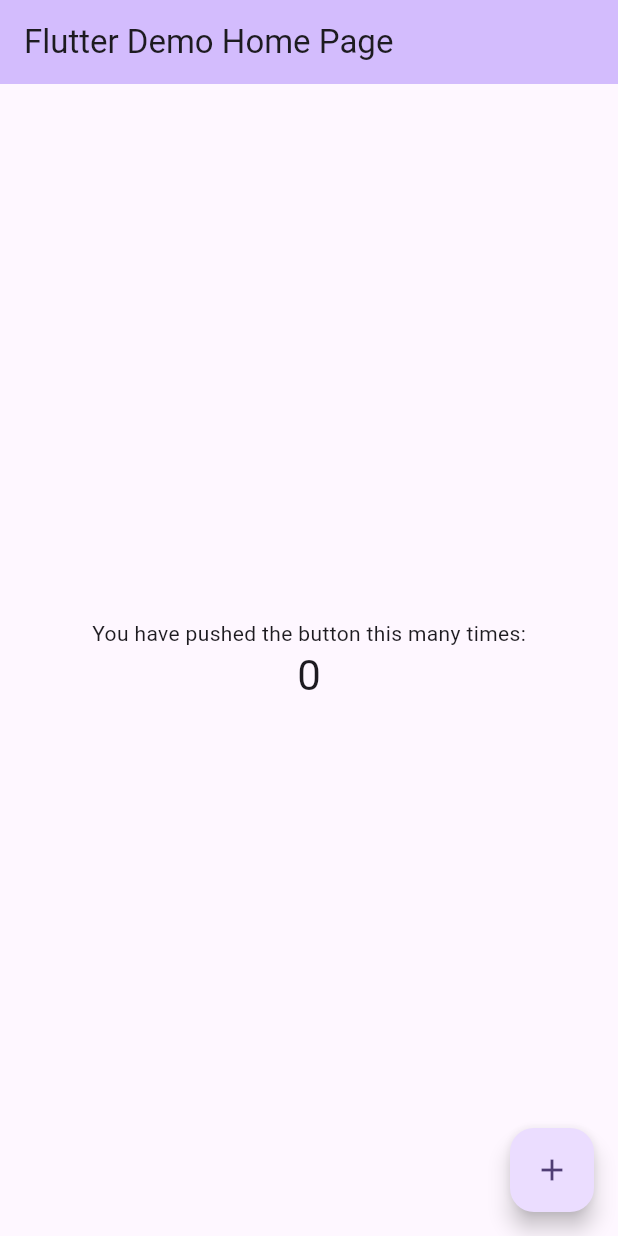
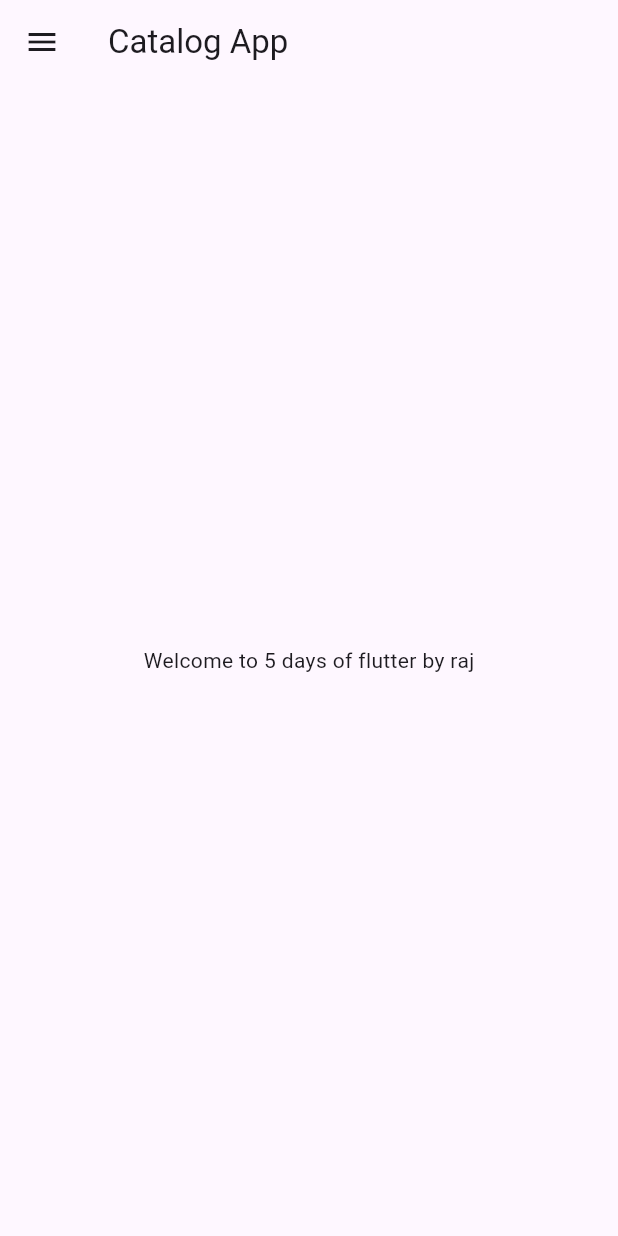
Before and after one commit to rajvardhant/flutter, a Flutter app: the screen it shows after launch, on a phone screen of 412 x 824 dp. Run offline on Flutter 3.47's test engine with Material 3 defaults, Android fonts, the phone set to English and light mode, and no system bars.

Commit message:
day 2 completed

```diff
--- /dev/null
+++ b/lib/home_page.dart
@@ -0,0 +1,22 @@
+import 'package:flutter/material.dart';
+
+class HomePage extends StatelessWidget {
+const HomePage({super.key});
+    final days = 5;
+    final name = "raj";
+
+@override
+Widget build(BuildContext context) {
+    return Scaffold(
+        appBar: AppBar(
+            title: const Text("Catalog App"),
+        ),
+        body: Center(
+            child: Container(
+                child: Text("Welcome to $days days of flutter by $name"),
+            ),
+        ),
+        drawer: Drawer(),
+        );
+}
+}
--- a/lib/main.dart
+++ b/lib/main.dart
@@ -1,4 +1,5 @@
 import 'package:flutter/material.dart';
+import 'package:startgit/home_page.dart';
 
 void main() {
   runApp(const MyApp());
@@ -7,119 +8,13 @@
 class MyApp extends StatelessWidget {
   const MyApp({super.key});
 
-  // This widget is the root of your application.
+
   @override
   Widget build(BuildContext context) {
-    return MaterialApp(
-      title: 'Flutter Demo',
-      theme: ThemeData(
-        // This is the theme of your application.
-        //
-        // TRY THIS: Try running your application with "flutter run". You'll see
-        // the application has a purple toolbar. Then, without quitting the app,
-        // try changing the seedColor in the colorScheme below to Colors.green
-        // and then invoke "hot reload" (save your changes or press the "hot
-        // reload" button in a Flutter-supported IDE, or press "r" if you used
-        // the command line to start the app).
-        //
-        // Notice that the counter didn't reset back to zero; the application
-        // state is not lost during the reload. To reset the state, use hot
-        // restart instead.
-        //
-        // This works for code too, not just values: Most code changes can be
-        // tested with just a hot reload.
-        colorScheme: ColorScheme.fromSeed(seedColor: Colors.deepPurple),
-        useMaterial3: true,
-      ),
-      home: const MyHomePage(title: 'Flutter Demo Home Page'),
+
+
+    return const MaterialApp(
+      home:HomePage(),
     );
   }
 }
-
-class MyHomePage extends StatefulWidget {
-  const MyHomePage({super.key, required this.title});
-
-  // This widget is the home page of your application. It is stateful, meaning
-  // that it has a State object (defined below) that contains fields that affect
-  // how it looks.
-
-  // This class is the configuration for the state. It holds the values (in this
-  // case the title) provided by the parent (in this case the App widget) and
-  // used by the build method of the State. Fields in a Widget subclass are
-  // always marked "final".
-
-  final String title;
-
-  @override
-  State<MyHomePage> createState() => _MyHomePageState();
-}
-
-class _MyHomePageState extends State<MyHomePage> {
-  int _counter = 0;
-
-  void _incrementCounter() {
-    setState(() {
-      // This call to setState tells the Flutter framework that something has
-      // changed in this State, which causes it to rerun the build method below
-      // so that the display can reflect the updated values. If we changed
-      // _counter without calling setState(), then the build method would not be
-      // called again, and so nothing would appear to happen.
-      _counter++;
-    });
-  }
-
-  @override
-  Widget build(BuildContext context) {
-    // This method is rerun every time setState is called, for instance as done
-    // by the _incrementCounter method above.
-    //
-    // The Flutter framework has been optimized to make rerunning build methods
-    // fast, so that you can just rebuild anything that needs updating rather
-    // than having to individually change instances of widgets.
-    return Scaffold(
-      appBar: AppBar(
-        // TRY THIS: Try changing the color here to a specific color (to
-        // Colors.amber, perhaps?) and trigger a hot reload to see the AppBar
-        // change color while the other colors stay the same.
-        backgroundColor: Theme.of(context).colorScheme.inversePrimary,
-        // Here we take the value from the MyHomePage object that was created by
-        // the App.build method, and use it to set our appbar title.
-        title: Text(widget.title),
-      ),
-      body: Center(
-        // Center is a layout widget. It takes a single child and positions it
-        // in the middle of the parent.
-        child: Column(
-          // Column is also a layout widget. It takes a list of children and
-          // arranges them vertically. By default, it sizes itself to fit its
-          // children horizontally, and tries to be as tall as its parent.
-          //
-          // Column has various properties to control how it sizes itself and
-          // how it positions its children. Here we use mainAxisAlignment to
-          // center the children vertically; the main axis here is the vertical
-          // axis because Columns are vertical (the cross axis would be
-          // horizontal).
-          //
-          // TRY THIS: Invoke "debug painting" (choose the "Toggle Debug Paint"
-          // action in the IDE, or press "p" in the console), to see the
-          // wireframe for each widget.
-          mainAxisAlignment: MainAxisAlignment.center,
-          children: <Widget>[
-            const Text(
-              'You have pushed the button this many times:',
-            ),
-            Text(
-              '$_counter',
-              style: Theme.of(context).textTheme.headlineMedium,
-            ),
-          ],
-        ),
-      ),
-      floatingActionButton: FloatingActionButton(
-        onPressed: _incrementCounter,
-        tooltip: 'Increment',
-        child: const Icon(Icons.add),
-      ), // This trailing comma makes auto-formatting nicer for build methods.
-    );
-  }
-}
```
